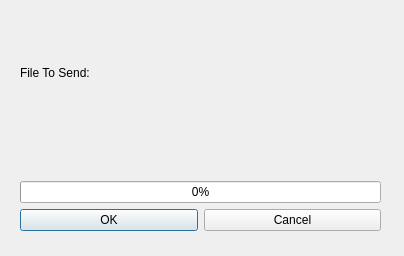
Old version of the form sendfile.ui in the repository meng-zha/ChatBox.
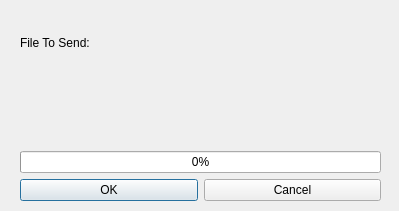
New version of the form.

Patch:
```diff
--- a/sendfile.ui
+++ b/sendfile.ui
@@ -6,10 +6,16 @@
    <rect>
     <x>0</x>
     <y>0</y>
-    <width>404</width>
-    <height>256</height>
+    <width>399</width>
+    <height>211</height>
    </rect>
   </property>
+  <property name="sizePolicy">
+   <sizepolicy hsizetype="Fixed" vsizetype="Fixed">
+    <horstretch>0</horstretch>
+    <verstretch>0</verstretch>
+   </sizepolicy>
+  </property>
   <property name="windowTitle">
    <string>Dialog</string>
   </property>
@@ -17,14 +23,14 @@
    <property name="geometry">
     <rect>
      <x>20</x>
-     <y>40</y>
+     <y>10</y>
      <width>361</width>
      <height>191</height>
     </rect>
    </property>
    <layout class="QVBoxLayout" name="verticalLayout_2">
     <property name="sizeConstraint">
-     <enum>QLayout::SetMaximumSize</enum>
+     <enum>QLayout::SetMinAndMaxSize</enum>
     </property>
     <item>
      <layout class="QVBoxLayout" name="verticalLayout">
```
